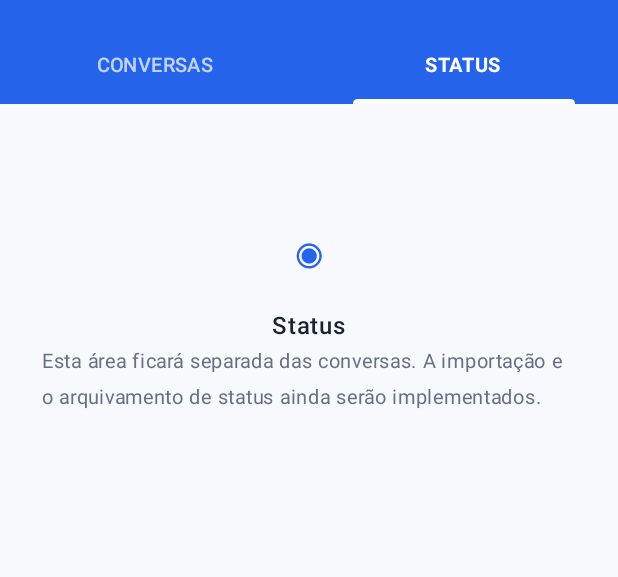
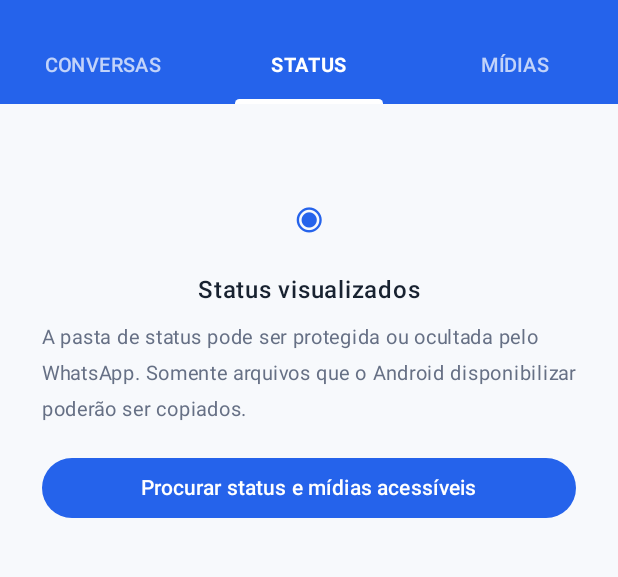
Before and after one commit to marvesanttos-dotcom/Meu-Arquivo-Azul, an Android app built with Jetpack Compose: the screen it shows after launch (MainActivity), after a tap on "STATUS", on a phone screen of 412 x 824 dp, the part 66-643 px from its top. Run offline under Robolectric (Android 15) with nearby library versions, the phone set to English and light mode, and no system bars.

Commit message:
Add WhatsApp media archive screen and permission flow

```diff
--- a/app/src/main/java/com/meuarquivoazul/app/MainActivity.kt
+++ b/app/src/main/java/com/meuarquivoazul/app/MainActivity.kt
@@ -2,9 +2,12 @@ package com.meuarquivoazul.app
 
 import android.content.Intent
 import android.os.Bundle
+import android.os.Build
+import android.content.pm.PackageManager
 import android.provider.Settings
 import androidx.activity.ComponentActivity
 import androidx.activity.compose.setContent
+import androidx.activity.result.contract.ActivityResultContracts
 import androidx.compose.foundation.background
 import androidx.compose.foundation.clickable
 import androidx.compose.foundation.layout.*
@@ -52,6 +55,18 @@ class MainActivity : ComponentActivity() {
 private fun TelaPrincipal() {
     val context = LocalContext.current
     var mensagens by remember { mutableStateOf(ArchiveStore.all(context)) }
+    var midias by remember { mutableStateOf(MediaArchive.all(context)) }
+    var avisoMidias by remember { mutableStateOf("Importe as mídias comuns do WhatsApp que o Android disponibilizar.") }
+    val permissaoMidia = remember {
+        if (Build.VERSION.SDK_INT >= 33) arrayOf("android.permission.READ_MEDIA_IMAGES", "android.permission.READ_MEDIA_VIDEO")
+        else arrayOf("android.permission.READ_EXTERNAL_STORAGE")
+    }
+    val pedirPermissao = androidx.activity.compose.rememberLauncherForActivityResult(ActivityResultContracts.RequestMultiplePermissions()) { grants ->
+        if (grants.values.any { it }) {
+            midias = MediaArchive.importAvailable(context)
+            avisoMidias = "Arquivos acessíveis copiados para o armazenamento privado do aplicativo."
+        } else avisoMidias = "Permissão não concedida. Não foi possível importar as mídias."
+    }
     var contato by remember { mutableStateOf<String?>(null) }
     var aba by remember { mutableStateOf("Conversas") }
     var mostrarConfiguracoes by remember { mutableStateOf(false) }
@@ -129,7 +144,7 @@ private fun TelaPrincipal() {
         } else {
             // Abas separadas no estilo da navegação do WhatsApp.
             Row(Modifier.fillMaxWidth().background(Azul)) {
-                listOf("Conversas", "Status").forEach { nome ->
+                listOf("Conversas", "Status", "Mídias").forEach { nome ->
                     Column(
                         Modifier.weight(1f).clickable { aba = nome }.padding(top = 12.dp, bottom = 0.dp),
                         horizontalAlignment = Alignment.CenterHorizontally
@@ -190,22 +205,59 @@ private fun TelaPrincipal() {
                         }
                     }
                 }
-            } else {
+            } else if (aba == "Status") {
                 Column(
-                    Modifier.fillMaxWidth().padding(horizontal = 28.dp, vertical = 72.dp),
+                    Modifier.fillMaxWidth().padding(horizontal = 28.dp, vertical = 48.dp),
                     horizontalAlignment = Alignment.CenterHorizontally
                 ) {
                     androidx.compose.material3.Text("◉", color = Azul, fontSize = 38.sp)
+                    androidx.compose.material3.Text("Status visualizados", fontWeight = FontWeight.SemiBold,
+                        color = Color(0xFF182230), modifier = Modifier.padding(top = 12.dp))
                     androidx.compose.material3.Text(
-                        "Status",
-                        fontWeight = FontWeight.SemiBold,
-                        color = Color(0xFF182230),
-                        modifier = Modifier.padding(top = 12.dp)
-                    )
-                    androidx.compose.material3.Text(
-                        "Esta área ficará separada das conversas. A importação e o arquivamento de status ainda serão implementados.",
-                        color = Color(0xFF667085), fontSize = 13.sp
-                    )
+                        "A pasta de status pode ser protegida ou ocultada pelo WhatsApp. Somente arquivos que o Android disponibilizar poderão ser copiados.",
+                        color = Color(0xFF667085), fontSize = 13.sp, modifier = Modifier.padding(top = 8.dp))
+                    Button(onClick = {
+                        pedirPermissao.launch(permissaoMidia)
+                    }, modifier = Modifier.fillMaxWidth().padding(top = 16.dp),
+                        colors = ButtonDefaults.buttonColors(containerColor = Azul)) {
+                        androidx.compose.material3.Text("Procurar status e mídias acessíveis")
+                    }
+                }
+            } else {
+                Column(Modifier.fillMaxSize().padding(16.dp)) {
+                    androidx.compose.material3.Text("Arquivo de fotos e vídeos", fontWeight = FontWeight.Bold,
+                        color = Color(0xFF182230), fontSize = 17.sp)
+                    androidx.compose.material3.Text(avisoMidias, color = Color(0xFF667085),
+                        fontSize = 12.sp, modifier = Modifier.padding(top = 6.dp, bottom = 12.dp))
+                    Button(onClick = {
+                        val granted = permissaoMidia.all {
+                            context.checkSelfPermission(it) == PackageManager.PERMISSION_GRANTED
+                        }
+                        if (granted) {
+                            midias = MediaArchive.importAvailable(context)
+                            avisoMidias = "Importação concluída. Só aparecem arquivos acessíveis ao Android."
+                        } else pedirPermissao.launch(permissaoMidia)
+                    }, modifier = Modifier.fillMaxWidth(),
+                        colors = ButtonDefaults.buttonColors(containerColor = Azul)) {
+                        androidx.compose.material3.Text("Importar mídias do WhatsApp")
+                    }
+                    androidx.compose.material3.Text("${midias.size} arquivo(s) guardado(s) neste aparelho",
+                        color = Azul, fontSize = 13.sp, modifier = Modifier.padding(top = 14.dp, bottom = 8.dp))
+                    LazyColumn {
+                        items(midias) { media ->
+                            Row(Modifier.fillMaxWidth().padding(vertical = 8.dp),
+                                verticalAlignment = Alignment.CenterVertically) {
+                                androidx.compose.material3.Text(if (media.isVideo) "▶" else "▧",
+                                    color = Azul, fontSize = 22.sp)
+                                Column(Modifier.weight(1f).padding(start = 12.dp)) {
+                                    androidx.compose.material3.Text(media.name, color = Color(0xFF182230),
+                                        fontSize = 13.sp, maxLines = 2)
+                                    androidx.compose.material3.Text(if (media.isVideo) "Vídeo salvo" else "Foto salva",
+                                        color = Color(0xFF667085), fontSize = 11.sp)
+                                }
+                            }
+                        }
+                    }
                 }
             }
         }
```
